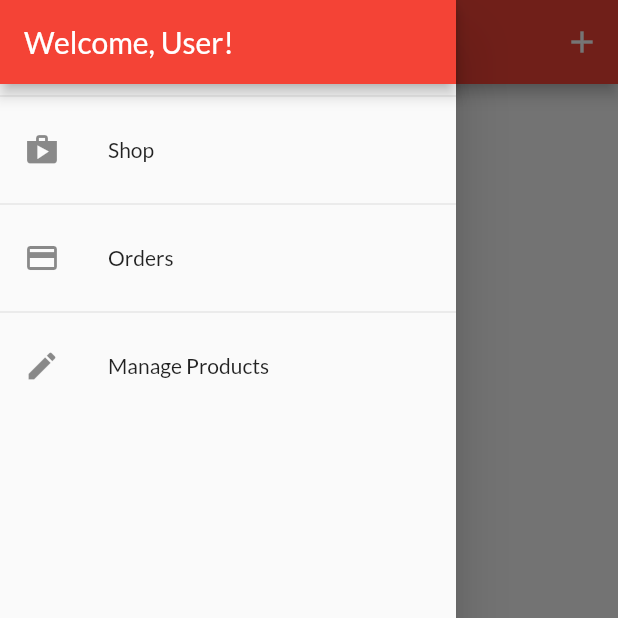
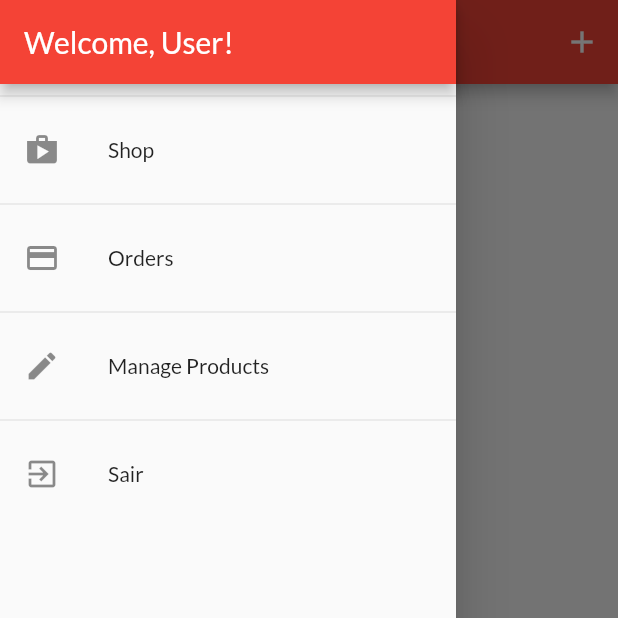
Before and after one commit to dominickbrasileiro/my-shop, a Flutter app: the ManageProductsScreen screen opened by its route, with the side drawer open, on a phone screen of 412 x 824 dp, the top half of it. Run offline on Flutter 3.47's test engine with Material 2 defaults, Android fonts, the phone set to English and light mode, and no system bars.

Commit message:
Add logout drawer button

```diff
--- a/lib/widgets/app_drawer.dart
+++ b/lib/widgets/app_drawer.dart
@@ -1,5 +1,7 @@
 import 'package:flutter/material.dart';
 import 'package:fshop/core/app_routes.dart';
+import 'package:fshop/providers/auth_provider.dart';
+import 'package:provider/provider.dart';
 
 class AppDrawer extends StatelessWidget {
   @override
@@ -37,6 +39,14 @@ class AppDrawer extends StatelessWidget {
                   .pushReplacementNamed(AppRoutes.MANAGE_PRODUCTS);
             },
           ),
+          Divider(),
+          ListTile(
+            leading: Icon(Icons.exit_to_app),
+            title: Text('Sair'),
+            onTap: () {
+              Provider.of<AuthProvider>(context, listen: false).logout();
+            },
+          ),
         ],
       ),
     );
```
Also changed, not shown: lib/providers/auth_provider.dart (+7 -0 lines).
